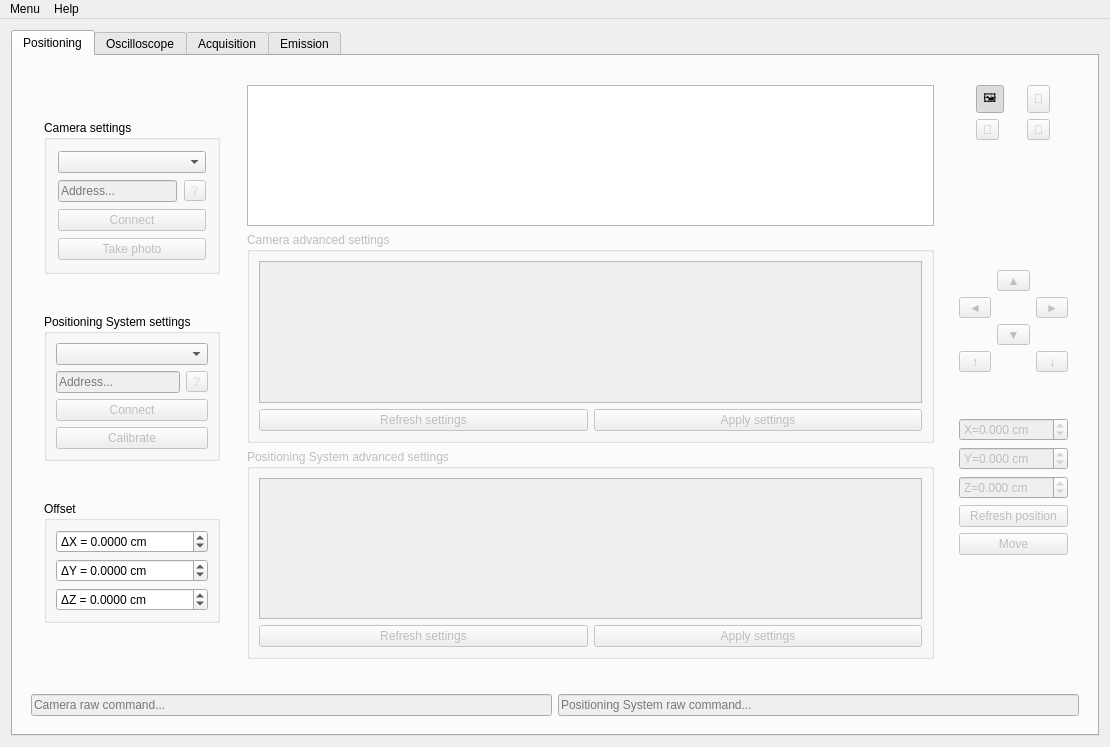
GuillaumeFcr/SCA-Studio, file ui/main.ui: the form before one commit.
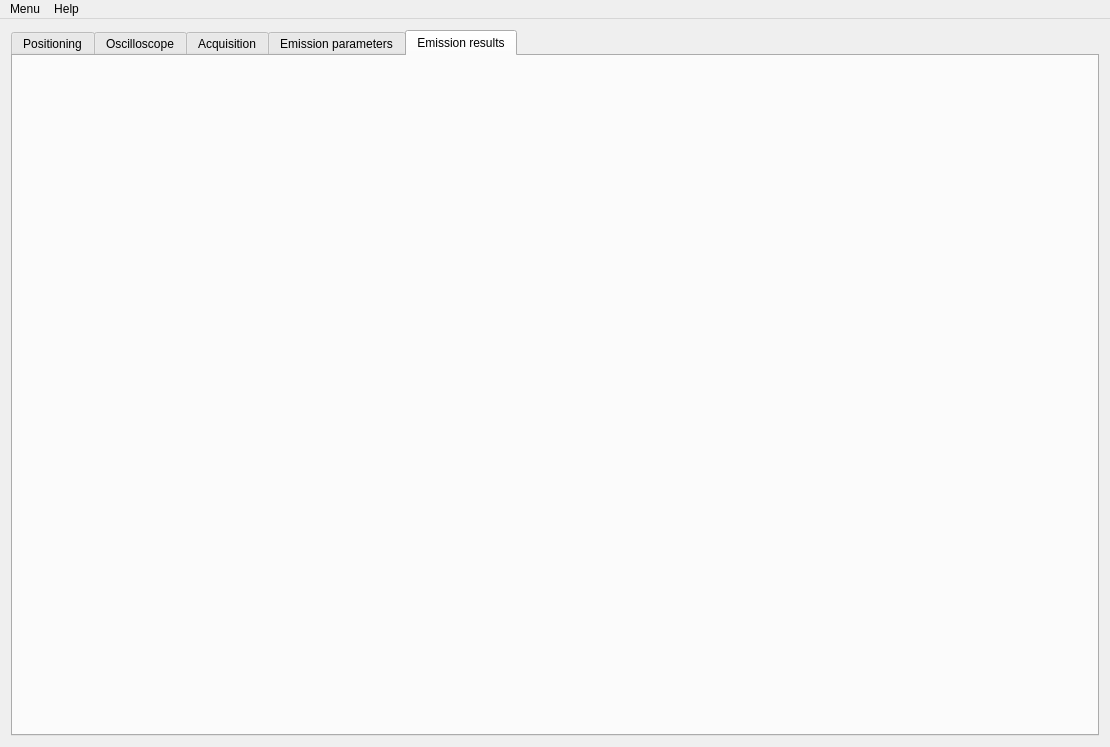
The form after the commit. The open tabs and pages were chosen to show the change.

Commit message: ajout fenetre en plus

Diff of the .ui file:
```diff
--- a/ui/main.ui
+++ b/ui/main.ui
@@ -1602,7 +1602,7 @@
         <string>PositioningTab</string>
        </property>
        <attribute name="title">
-        <string>Emission</string>
+        <string>Emission parameters</string>
        </attribute>
        <layout class="QVBoxLayout" name="verticalLayout_emission">
 
@@ -1823,7 +1823,19 @@
 
 
 
+      <widget class="QWidget" name="emissionTab" native="true">
+       <property name="accessibleName">
+        <string>PositioningTab</string>
+       </property>
+       <attribute name="title">
+        <string>Emission results</string>
+       </attribute>
+       <layout class="QVBoxLayout" name="verticalLayout_emission">
 
+
+
+       </layout>
+      </widget>
 
 
 
```
